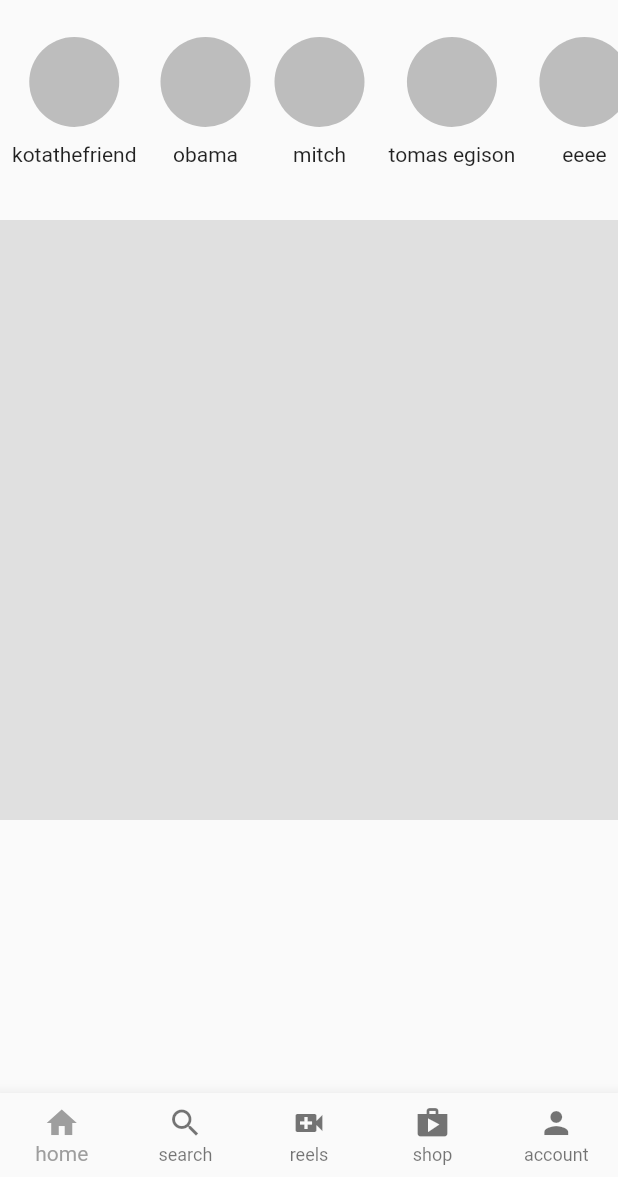
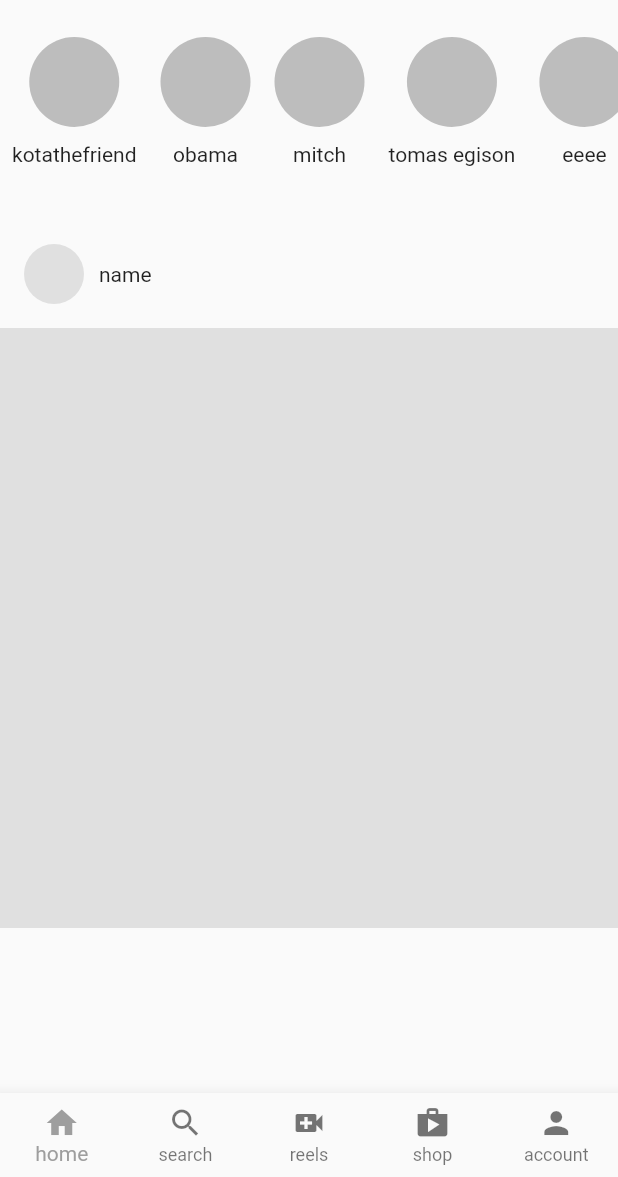
Before and after one commit to jksan-jp/xgram, a Flutter app: the screen it shows after launch, on a phone screen of 412 x 824 dp, the part 59-1236 px from its top. Run offline on Flutter 3.47's test engine with Material 2 defaults, Android fonts, the phone set to English and light mode, and no system bars.

Commit message:
UserPostの追加

```diff
--- a/lib/util/user_post.dart
+++ b/lib/util/user_post.dart
@@ -10,9 +10,28 @@ class UserPost extends StatefulWidget {
 class _UserPostState extends State<UserPost> {
   @override
   Widget build(BuildContext context) {
-    return Container(
-      height: 400,
-      color: Colors.grey[300],
+    return Column(
+      children: [
+        Padding(
+          padding: const EdgeInsets.all(16.0),
+          child: Row(
+            children: [
+              Container(
+                width: 40,
+                height: 40,
+                decoration: BoxDecoration(
+                    color: Colors.grey[300], shape: BoxShape.circle),
+              ),
+              const SizedBox(width: 10),
+              const Text('name')
+            ],
+          ),
+        ),
+        Container(
+          height: 400,
+          color: Colors.grey[300],
+        ),
+      ],
     );
   }
 }
```
